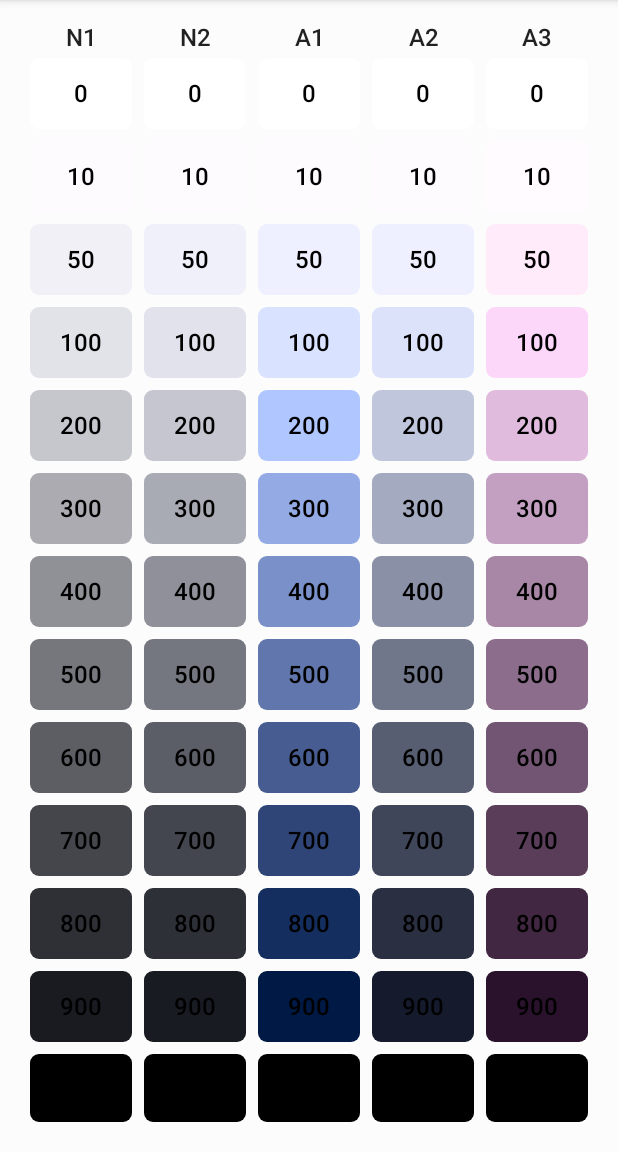
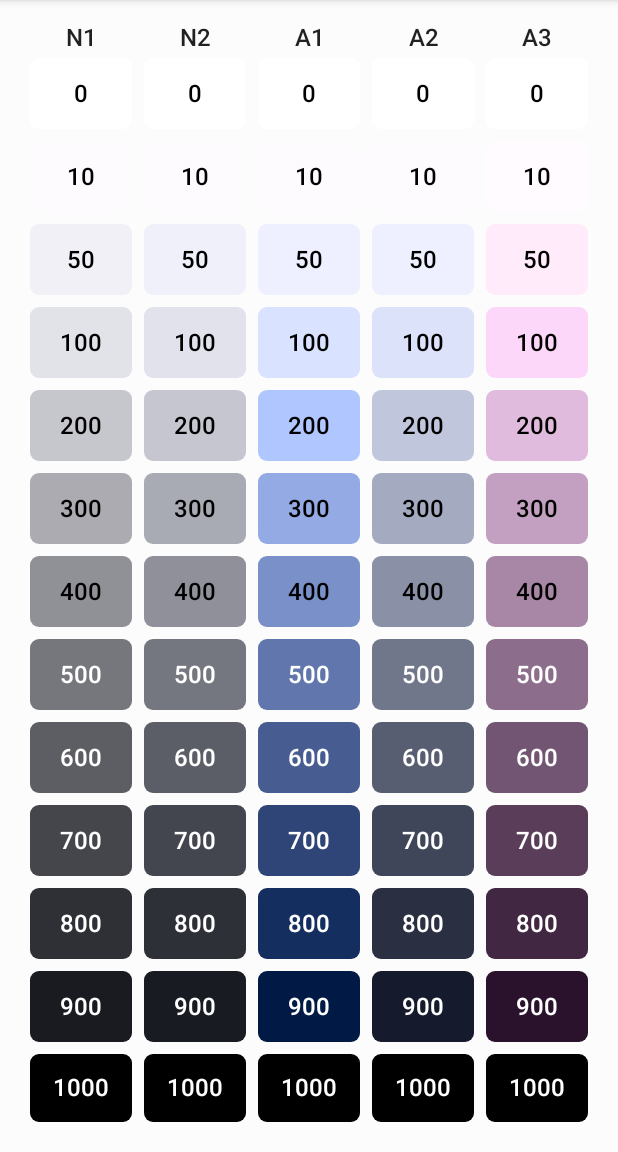
Before and after one commit to Daniel-WD/MaterialYouColorPaletteViewer, an Android app built with Jetpack Compose: the screen it shows after launch (MainActivity), on a phone screen of 412 x 824 dp, the part 84-1236 px from its top. Run offline under Robolectric (Android 15) with nearby library versions, the phone set to English and light mode, and no system bars; our stand-ins replace Dagger/Hilt's generated code, accompanist, livedata-compose.

Commit message:
Make text color adopt to background

```diff
--- a/app/src/main/java/com/titaniel/materialyoucolorpaletteviewer/ui/screens/PaletteScreen.kt
+++ b/app/src/main/java/com/titaniel/materialyoucolorpaletteviewer/ui/screens/PaletteScreen.kt
@@ -10,6 +10,7 @@ import androidx.compose.runtime.livedata.observeAsState
 import androidx.compose.ui.Alignment
 import androidx.compose.ui.Modifier
 import androidx.compose.ui.graphics.Color
+import androidx.compose.ui.graphics.luminance
 import androidx.compose.ui.res.colorResource
 import androidx.compose.ui.tooling.preview.Preview
 import androidx.compose.ui.unit.Dp
@@ -266,7 +267,7 @@ fun Tile(color: Color, text: String, width: Dp, height: Dp) {
 
             Text(
                 text = text,
-                color = contentColorFor(backgroundColor = color),
+                color = if(color.luminance() > 0.2f) Color.Black else Color.White,
                 style = MaterialTheme.typography.body1
             )
         }
```
